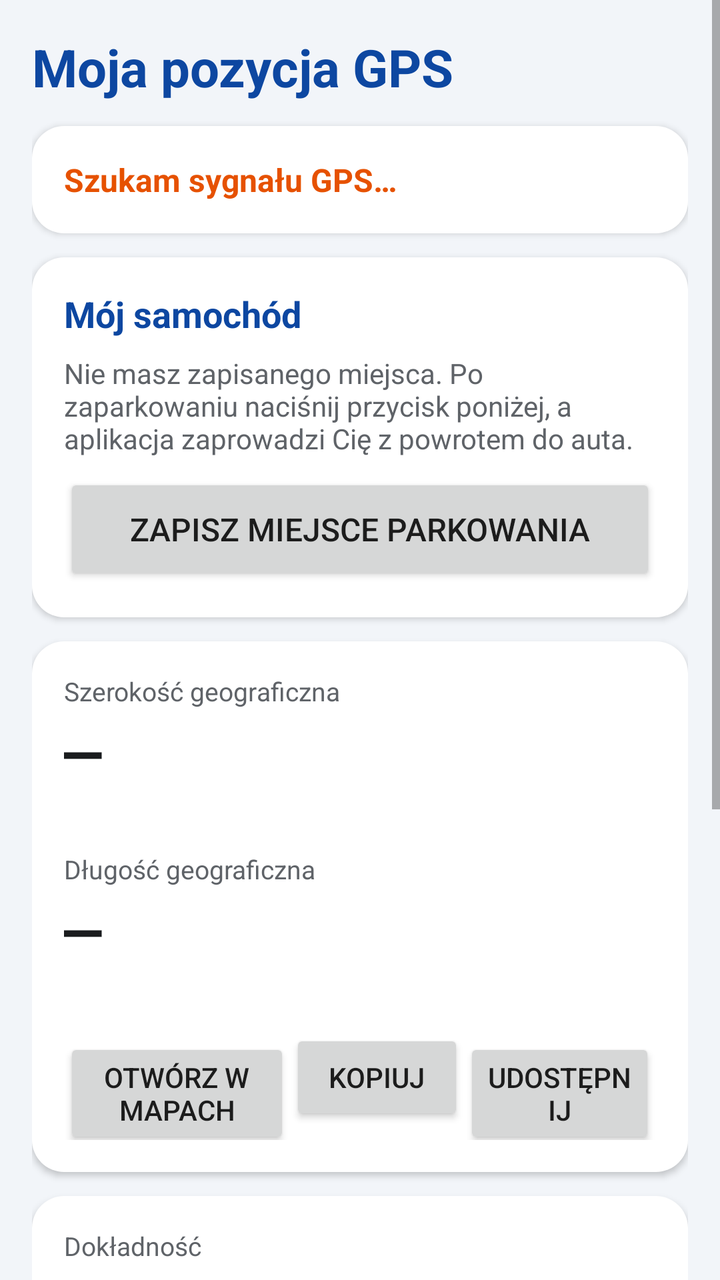
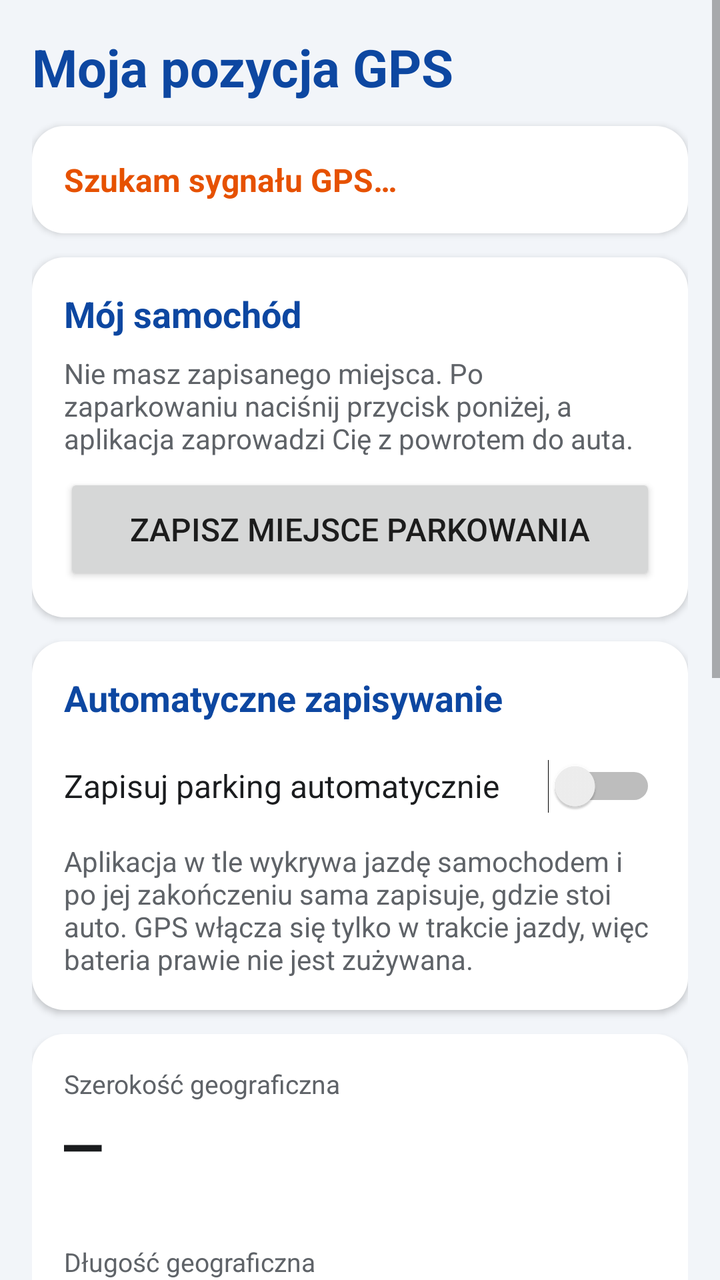

Compare the two renders of this Android layout. The source of the first and the diff that turns it into the second are given below.
<!-- AndroidManifest.xml: application theme AppTheme -->
<!-- res/layout/activity_main.xml -->
<?xml version="1.0" encoding="utf-8"?>
<ScrollView xmlns:android="http://schemas.android.com/apk/res/android"
    android:id="@+id/root"
    android:layout_width="match_parent"
    android:layout_height="match_parent"
    android:fillViewport="true">

    <LinearLayout
        android:layout_width="match_parent"
        android:layout_height="wrap_content"
        android:orientation="vertical"
        android:padding="16dp">

        <TextView
            android:layout_width="match_parent"
            android:layout_height="wrap_content"
            android:text="@string/app_name"
            android:textColor="@color/primary_dark"
            android:textSize="26sp"
            android:textStyle="bold" />

        
        <LinearLayout style="@style/Card">

            <TextView
                android:id="@+id/status"
                android:layout_width="match_parent"
                android:layout_height="wrap_content"
                android:text="@string/status_waiting"
                android:textColor="@color/warn"
                android:textSize="16sp"
                android:textStyle="bold" />

            <Button
                android:id="@+id/actionButton"
                android:layout_width="wrap_content"
                android:layout_height="wrap_content"
                android:layout_marginTop="8dp"
                android:visibility="gone" />
        </LinearLayout>

        
        <LinearLayout style="@style/Card">

            <TextView
                android:layout_width="match_parent"
                android:layout_height="wrap_content"
                android:text="@string/parking_title"
                android:textColor="@color/primary_dark"
                android:textSize="18sp"
                android:textStyle="bold" />

            
            <LinearLayout
                android:id="@+id/parkingEmpty"
                android:layout_width="match_parent"
                android:layout_height="wrap_content"
                android:orientation="vertical">

                <TextView
                    android:layout_width="match_parent"
                    android:layout_height="wrap_content"
                    android:layout_marginTop="8dp"
                    android:text="@string/parking_empty"
                    android:textColor="@color/text_secondary"
                    android:textSize="14sp" />

                <Button
                    android:id="@+id/btnSaveParking"
                    android:layout_width="match_parent"
                    android:layout_height="wrap_content"
                    android:layout_marginTop="8dp"
                    android:minHeight="56dp"
                    android:text="@string/parking_save"
                    android:textSize="16sp" />
            </LinearLayout>

            
            <LinearLayout
                android:id="@+id/parkingSaved"
                android:layout_width="match_parent"
                android:layout_height="wrap_content"
                android:orientation="vertical"
                android:visibility="gone">

                <LinearLayout
                    android:layout_width="match_parent"
                    android:layout_height="wrap_content"
                    android:layout_marginTop="12dp"
                    android:gravity="center_vertical"
                    android:orientation="horizontal">

                    <pl.gps.pozycja.ArrowView
                        android:id="@+id/parkingArrow"
                        android:layout_width="120dp"
                        android:layout_height="120dp" />

                    <LinearLayout
                        android:layout_width="0dp"
                        android:layout_height="wrap_content"
                        android:layout_marginStart="16dp"
                        android:layout_weight="1"
                        android:orientation="vertical">

                        <TextView
                            android:id="@+id/parkingDistance"
                            android:layout_width="match_parent"
                            android:layout_height="wrap_content"
                            android:text="—"
                            android:textColor="@color/text_primary"
                            android:textSize="34sp"
                            android:textStyle="bold" />

                        <TextView
                            android:id="@+id/parkingDirection"
                            android:layout_width="match_parent"
                            android:layout_height="wrap_content"
                            android:textColor="@color/text_primary"
                            android:textSize="16sp" />
                    </LinearLayout>
                </LinearLayout>

                <TextView
                    android:id="@+id/parkingCompassHint"
                    android:layout_width="match_parent"
                    android:layout_height="wrap_content"
                    android:layout_marginTop="8dp"
                    android:textColor="@color/text_secondary"
                    android:textSize="13sp" />

                <TextView
                    android:id="@+id/parkingNote"
                    android:layout_width="match_parent"
                    android:layout_height="wrap_content"
                    android:layout_marginTop="12dp"
                    android:textColor="@color/text_primary"
                    android:textSize="17sp"
                    android:textStyle="bold"
                    android:visibility="gone" />

                <TextView
                    android:id="@+id/parkingSavedAt"
                    android:layout_width="match_parent"
                    android:layout_height="wrap_content"
                    android:layout_marginTop="8dp"
                    android:textColor="@color/text_primary"
                    android:textSize="15sp" />

                <TextView
                    android:id="@+id/parkingSavedAccuracy"
                    android:layout_width="match_parent"
                    android:layout_height="wrap_content"
                    android:textColor="@color/text_secondary"
                    android:textSize="13sp" />

                <LinearLayout
                    android:layout_width="match_parent"
                    android:layout_height="wrap_content"
                    android:layout_marginTop="12dp"
                    android:orientation="horizontal">

                    <Button
                        android:id="@+id/btnNavigate"
                        android:layout_width="0dp"
                        android:layout_height="wrap_content"
                        android:layout_weight="1"
                        android:text="@string/parking_navigate" />

                    <Button
                        android:id="@+id/btnSaveHere"
                        android:layout_width="0dp"
                        android:layout_height="wrap_content"
                        android:layout_weight="1.2"
                        android:text="@string/parking_save_here" />

                    <Button
                        android:id="@+id/btnDeleteParking"
                        android:layout_width="0dp"
                        android:layout_height="wrap_content"
                        android:layout_weight="1"
                        android:text="@string/parking_delete" />
                </LinearLayout>
            </LinearLayout>
        </LinearLayout>

        
        <LinearLayout style="@style/Card">

            <TextView
                style="@style/Label"
                android:layout_marginTop="0dp"
                android:text="@string/latitude" />

            <TextView
                android:id="@+id/latitude"
                style="@style/BigValue"
                android:text="—" />

            <TextView
                android:id="@+id/latitudeDms"
                style="@style/SmallValue"
                android:textColor="@color/text_secondary"
                android:textSize="14sp" />

            <TextView
                style="@style/Label"
                android:text="@string/longitude" />

            <TextView
                android:id="@+id/longitude"
                style="@style/BigValue"
                android:text="—" />

            <TextView
                android:id="@+id/longitudeDms"
                style="@style/SmallValue"
                android:textColor="@color/text_secondary"
                android:textSize="14sp" />

            <LinearLayout
                android:layout_width="match_parent"
                android:layout_height="wrap_content"
                android:layout_marginTop="12dp"
                android:orientation="horizontal">

                <Button
                    android:id="@+id/btnMaps"
                    android:layout_width="0dp"
                    android:layout_height="wrap_content"
                    android:layout_weight="1.3"
                    android:text="@string/open_maps" />

                <Button
                    android:id="@+id/btnCopy"
                    android:layout_width="0dp"
                    android:layout_height="wrap_content"
                    android:layout_weight="1"
                    android:text="@string/copy" />

                <Button
                    android:id="@+id/btnShare"
                    android:layout_width="0dp"
                    android:layout_height="wrap_content"
                    android:layout_weight="1.1"
                    android:text="@string/share" />
            </LinearLayout>
        </LinearLayout>

        
        <LinearLayout style="@style/Card">

            <TextView
                style="@style/Label"
                android:layout_marginTop="0dp"
                android:text="@string/accuracy" />

            <TextView
                android:id="@+id/accuracy"
                style="@style/SmallValue"
                android:text="—" />

            <TextView
                style="@style/Label"
                android:text="@string/altitude" />

            <TextView
                android:id="@+id/altitude"
                style="@style/SmallValue"
                android:text="—" />

            <TextView
                style="@style/Label"
                android:text="@string/speed" />

            <TextView
                android:id="@+id/speed"
                style="@style/SmallValue"
                android:text="—" />

            <TextView
                style="@style/Label"
                android:text="@string/bearing" />

            <TextView
                android:id="@+id/bearing"
                style="@style/SmallValue"
                android:text="—" />

            <TextView
                style="@style/Label"
                android:text="@string/satellites" />

            <TextView
                android:id="@+id/satellites"
                style="@style/SmallValue"
                android:text="—" />

            <TextView
                style="@style/Label"
                android:text="@string/source" />

            <TextView
                android:id="@+id/provider"
                style="@style/SmallValue"
                android:text="—" />

            <TextView
                style="@style/Label"
                android:text="@string/fix_time" />

            <TextView
                android:id="@+id/fixTime"
                style="@style/SmallValue"
                android:text="—" />
        </LinearLayout>
    </LinearLayout>
</ScrollView>
<!-- resources referenced by this layout -->
<resources>
  <color name="primary_dark">#0D47A1</color>
  <color name="text_primary">#1A1C1E</color>
  <color name="text_secondary">#5F6368</color>
  <color name="warn">#E65100</color>
  <string name="accuracy">Dokładność</string>
  <string name="altitude">Wysokość</string>
  <string name="app_name">Moja pozycja GPS</string>
  <string name="bearing">Kierunek</string>
  <string name="copy">Kopiuj</string>
  <string name="fix_time">Czas pomiaru</string>
  <string name="latitude">Szerokość geograficzna</string>
  <string name="longitude">Długość geograficzna</string>
  <string name="open_maps">Otwórz w mapach</string>
  <string name="parking_delete">Usuń</string>
  <string name="parking_empty">Nie masz zapisanego miejsca. Po zaparkowaniu naciśnij przycisk poniżej, a aplikacja zaprowadzi Cię z powrotem do auta.</string>
  <string name="parking_navigate">Prowadź</string>
  <string name="parking_save">Zapisz miejsce parkowania</string>
  <string name="parking_save_here">Zapisz tutaj</string>
  <string name="parking_title">Mój samochód</string>
  <string name="satellites">Satelity (używane / widoczne)</string>
  <string name="share">Udostępnij</string>
  <string name="source">Źródło</string>
  <string name="speed">Prędkość</string>
  <string name="status_waiting">Szukam sygnału GPS…</string>
  <style name="BigValue">
          <item name="android:layout_width">match_parent</item>
          <item name="android:layout_height">wrap_content</item>
          <item name="android:textSize">30sp</item>
          <item name="android:textStyle">bold</item>
          <item name="android:fontFamily">monospace</item>
          <item name="android:textColor">@color/text_primary</item>
          <item name="android:textIsSelectable">true</item>
      </style>
  <style name="Card">
          <item name="android:layout_width">match_parent</item>
          <item name="android:layout_height">wrap_content</item>
          <item name="android:orientation">vertical</item>
          <item name="android:background">@drawable/card_bg</item>
          <item name="android:padding">16dp</item>
          <item name="android:layout_marginTop">12dp</item>
          <item name="android:elevation">2dp</item>
      </style>
  <style name="Label">
          <item name="android:layout_width">match_parent</item>
          <item name="android:layout_height">wrap_content</item>
          <item name="android:textSize">13sp</item>
          <item name="android:textColor">@color/text_secondary</item>
          <item name="android:layout_marginTop">12dp</item>
      </style>
  <style name="SmallValue">
          <item name="android:layout_width">match_parent</item>
          <item name="android:layout_height">wrap_content</item>
          <item name="android:textSize">18sp</item>
          <item name="android:textColor">@color/text_primary</item>
      </style>
  <!-- drawable card_bg (drawable) -->
  <?xml version="1.0" encoding="utf-8"?>
  <shape xmlns:android="http://schemas.android.com/apk/res/android" android:shape="rectangle">
      <solid android:color="@color/card" />
      <corners android:radius="16dp" />
  </shape>
  <color name="primary">#1565C0</color>
  <color name="background">#F2F5F9</color>
  <color name="card">#FFFFFF</color>
  <!-- unchanged entries left out for length: 1 -->
</resources>

<!-- the commit's change to res/layout/activity_main.xml (unified diff, before → after) -->
@@ -187,6 +187,54 @@
         <LinearLayout style="@style/Card">
 
             <TextView
+                android:layout_width="match_parent"
+                android:layout_height="wrap_content"
+                android:text="@string/auto_title"
+                android:textColor="@color/primary_dark"
+                android:textSize="18sp"
+                android:textStyle="bold" />
+
+            <Switch
+                android:id="@+id/autoSwitch"
+                android:layout_width="match_parent"
+                android:layout_height="wrap_content"
+                android:layout_marginTop="8dp"
+                android:minHeight="48dp"
+                android:text="@string/auto_switch"
+                android:textColor="@color/text_primary"
+                android:textSize="16sp" />
+
+            <TextView
+                android:id="@+id/autoStatus"
+                android:layout_width="match_parent"
+                android:layout_height="wrap_content"
+                android:layout_marginTop="4dp"
+                android:text="@string/auto_desc"
+                android:textColor="@color/text_secondary"
+                android:textSize="14sp" />
+
+            <TextView
+                android:id="@+id/autoBatteryHint"
+                android:layout_width="match_parent"
+                android:layout_height="wrap_content"
+                android:layout_marginTop="8dp"
+                android:text="@string/auto_battery_hint"
+                android:textColor="@color/text_secondary"
+                android:textSize="13sp"
+                android:visibility="gone" />
+
+            <Button
+                android:id="@+id/autoBatteryButton"
+                android:layout_width="wrap_content"
+                android:layout_height="wrap_content"
+                android:text="@string/auto_battery_button"
+                android:visibility="gone" />
+        </LinearLayout>
+
+        
+        <LinearLayout style="@style/Card">
+
+            <TextView
                 style="@style/Label"
                 android:layout_marginTop="0dp"
                 android:text="@string/latitude" />
<!-- resource entries referenced after the edit -->
@@ -7,6 +7,11 @@
   <string name="accuracy">Dokładność</string>
   <string name="altitude">Wysokość</string>
   <string name="app_name">Moja pozycja GPS</string>
+  <string name="auto_battery_button">Wyłącz optymalizację baterii</string>
+  <string name="auto_battery_hint">Niektóre telefony (np. Xiaomi, Huawei, Samsung) usypiają aplikacje w tle. Jeśli parking się nie zapisuje, wyłącz dla niej optymalizację baterii.</string>
+  <string name="auto_desc">Aplikacja w tle wykrywa jazdę samochodem i po jej zakończeniu sama zapisuje, gdzie stoi auto. GPS włącza się tylko w trakcie jazdy, więc bateria prawie nie jest zużywana.</string>
+  <string name="auto_switch">Zapisuj parking automatycznie</string>
+  <string name="auto_title">Automatyczne zapisywanie</string>
   <string name="bearing">Kierunek</string>
   <string name="copy">Kopiuj</string>
   <string name="fix_time">Czas pomiaru</string>
